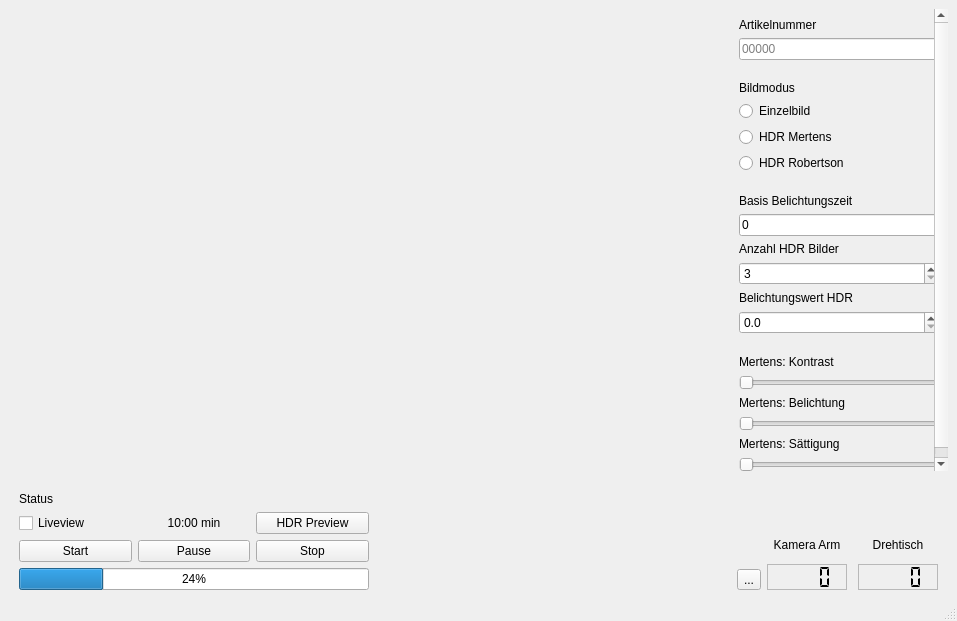
This is ui/MainWindow.ui in Crafter1338/DFGMPIZZA as Qt 5 draws it before an edit. The edited form follows.
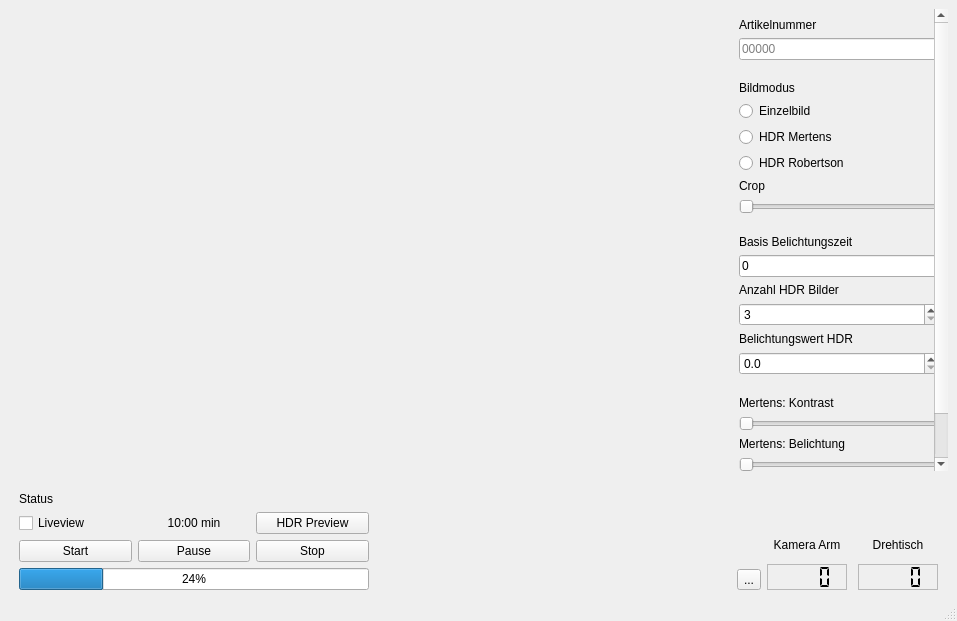
This is the edited form.

The edit to the form file:
```diff
--- a/ui/MainWindow.ui
+++ b/ui/MainWindow.ui
@@ -90,7 +90,7 @@
            <x>0</x>
            <y>0</y>
            <width>218</width>
-           <height>541</height>
+           <height>585</height>
           </rect>
          </property>
          <property name="sizePolicy">
@@ -236,6 +236,26 @@
             </attribute>
            </widget>
           </item>
+          <item>
+           <widget class="QLabel" name="label_11">
+            <property name="text">
+             <string>Crop</string>
+            </property>
+            <property name="buddy">
+             <cstring>crop_slider</cstring>
+            </property>
+           </widget>
+          </item>
+          <item>
+           <widget class="QSlider" name="crop_slider">
+            <property name="maximum">
+             <number>100</number>
+            </property>
+            <property name="orientation">
+             <enum>Qt::Orientation::Horizontal</enum>
+            </property>
+           </widget>
+          </item>
           <item>
            <spacer name="verticalSpacer_4">
             <property name="orientation">
```
Left out of the diff: 106 changed lines with no effect on the pictures.
